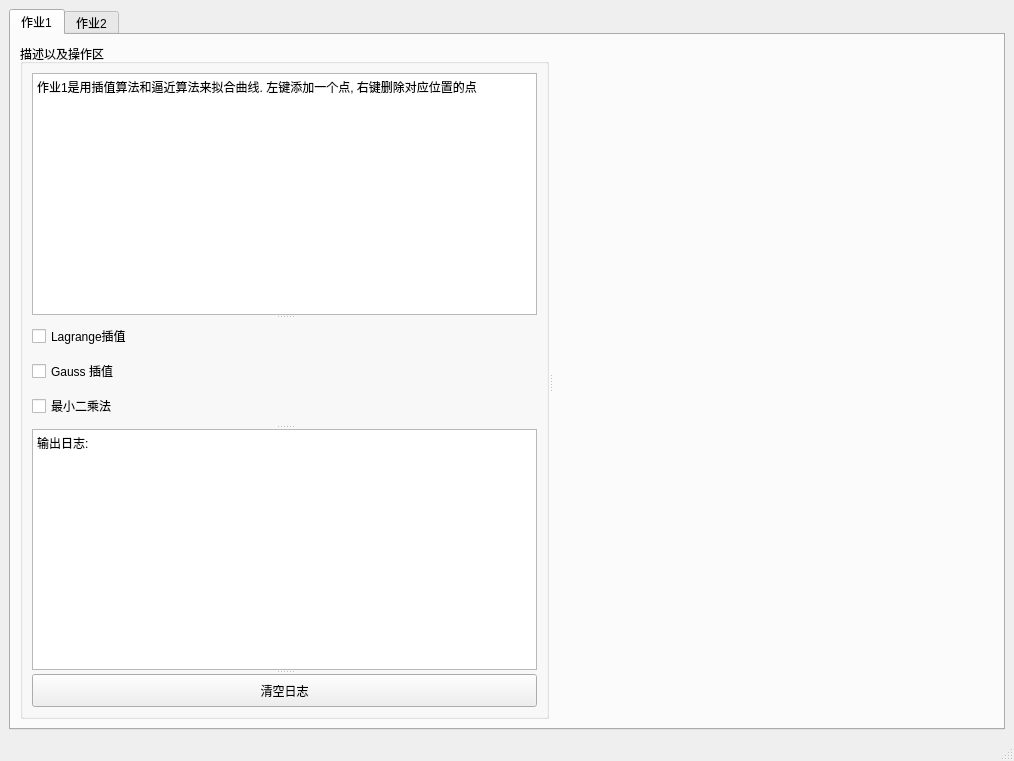
Qt form hw5/hw5/mainwindow.ui (zone-1614/games102) before a commit.
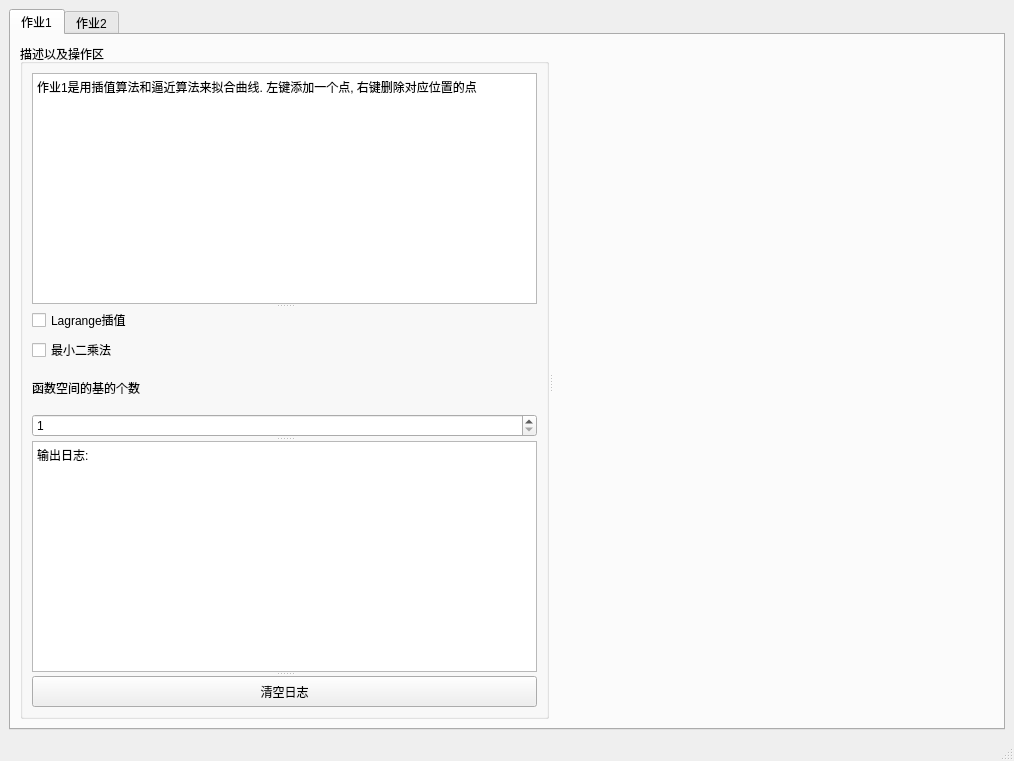
The same form after that commit. Custom widgets are drawn as their Qt base class.

The edit to the form file:
```diff
--- a/hw5/hw5/mainwindow.ui
+++ b/hw5/hw5/mainwindow.ui
@@ -51,7 +51,7 @@
                 <string>作业1是用插值算法和逼近算法来拟合曲线. 左键添加一个点, 右键删除对应位置的点</string>
                </property>
               </widget>
-              <widget class="QWidget" name="">
+              <widget class="QWidget" name="layoutWidget">
                <layout class="QVBoxLayout" name="verticalLayout">
                 <item>
                  <widget class="QCheckBox" name="checkBox">
@@ -60,13 +60,6 @@
                   </property>
                  </widget>
                 </item>
-                <item>
-                 <widget class="QCheckBox" name="checkBox_2">
-                  <property name="text">
-                   <string>Gauss 插值</string>
-                  </property>
-                 </widget>
-                </item>
                 <item>
                  <widget class="QCheckBox" name="checkBox_3">
                   <property name="text">
@@ -74,6 +67,23 @@
                   </property>
                  </widget>
                 </item>
+                <item>
+                 <widget class="QLabel" name="label">
+                  <property name="text">
+                   <string>函数空间的基的个数</string>
+                  </property>
+                 </widget>
+                </item>
+                <item>
+                 <widget class="QSpinBox" name="spinBox">
+                  <property name="minimum">
+                   <number>1</number>
+                  </property>
+                  <property name="maximum">
+                   <number>10</number>
+                  </property>
+                 </widget>
+                </item>
                </layout>
               </widget>
               <widget class="QPlainTextEdit" name="hw1log">
```
